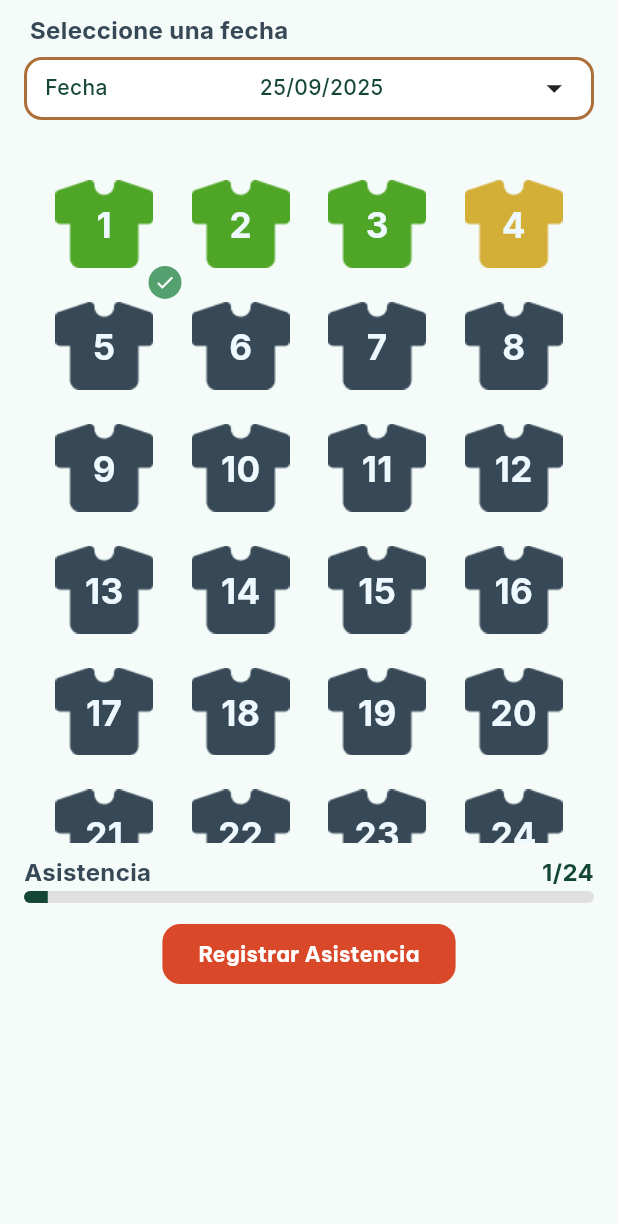
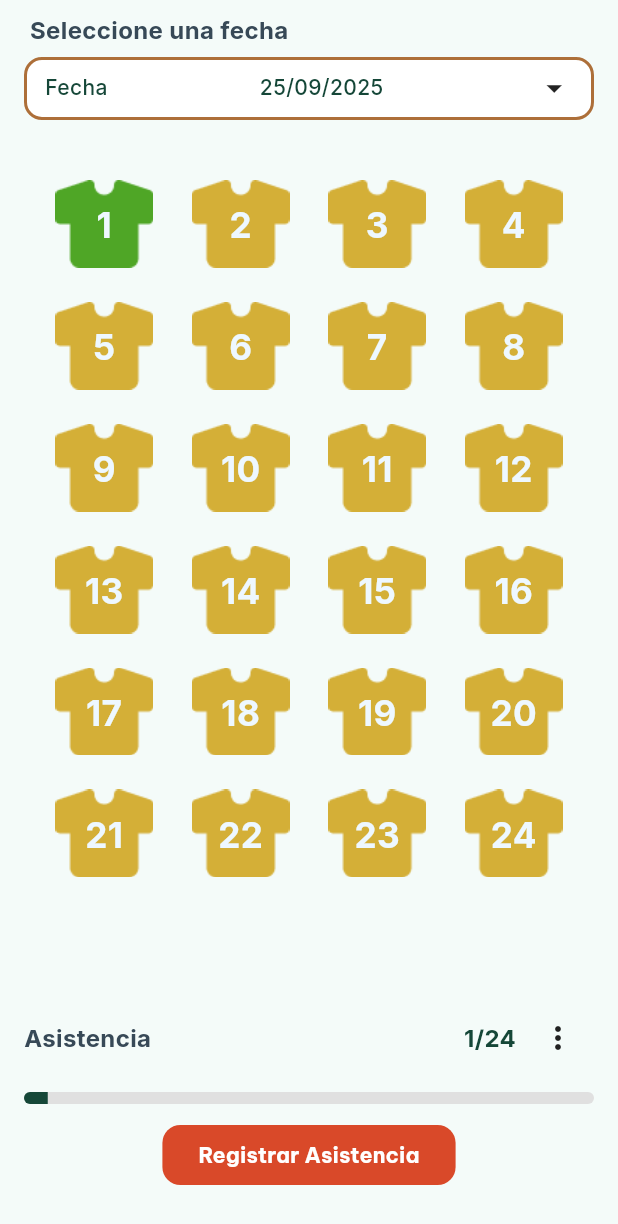
Before and after one commit to Elkinssm/flutter_init, a Flutter app: the _DailyAttendanceView widget shown alone on an empty page, opened directly, after a tap on an icon or button, on a phone screen of 412 x 824 dp. Shown: the top 1224 px of the screen. Run offline on Flutter 3.47's test engine with Material 3 defaults, Android fonts, the phone set to English and light mode, and no system bars; our stand-ins replace flutter_riverpod, go_router, google_fonts, image_picker, syncfusion_flutter_charts, table_calendar.

Commit message:
Implement attendance tracking with TshirtStatus in DailyAttendanceScreen and CustomTshirtIcon; refactor to improve state management and UI responsiveness.

```diff
--- a/lib/presentation/screens/daily_attendance_screen.dart
+++ b/lib/presentation/screens/daily_attendance_screen.dart
@@ -1,6 +1,9 @@
 import 'package:coach_app/presentation/widgets/widgets.dart';
 import 'package:flutter/material.dart';
 import 'package:go_router/go_router.dart';
+// TshirtStatus is re-exported by widgets.dart
+
+enum _BatchAction { allPresent, allAbsent }
 
 class DailyAttendanceScreen extends StatelessWidget {
   static const String name = '/daily_attendance_screen';
@@ -37,7 +40,38 @@ class _DailyAttendanceViewState extends State<_DailyAttendanceView> {
   );
   int? _highlightedIndex;
   DateTime _selectedDate = DateTime.now();
-  final Set<int> _present = <int>{};
+  final Map<int, TshirtStatus> _status = <int, TshirtStatus>{};
+  bool _assetsPrecached = false;
+
+  @override
+  void initState() {
+    super.initState();
+    // Estado inicial: todos ausentes (amarillo)
+    for (var i = 0; i < totalPlayers; i++) {
+      _status[i] = TshirtStatus.absent;
+    }
+  }
+
+  @override
+  void didChangeDependencies() {
+    super.didChangeDependencies();
+    // Precarga de assets para evitar parpadeos/jank al mostrar íconos
+    if (!_assetsPrecached) {
+      _precacheTshirtIcons(context);
+      _assetsPrecached = true;
+    }
+  }
+
+  Future<void> _precacheTshirtIcons(BuildContext context) async {
+    const assets = [
+      'assets/images/tshirt-icon-green.png',
+      'assets/images/tshirt-icon-yellow.png',
+      'assets/images/tshirt-icon-blue.png',
+    ];
+    for (final path in assets) {
+      await precacheImage(AssetImage(path), context);
+    }
+  }
 
   Future<void> _pickDate() async {
     const brand = Color.fromRGBO(217, 73, 41, 1);
@@ -82,7 +116,14 @@ class _DailyAttendanceViewState extends State<_DailyAttendanceView> {
     return SafeArea(
       child: LayoutBuilder(
         builder: (context, constraints) {
-          final presentCount = _present.length;
+          final presentCount =
+              _status.values.where((s) => s == TshirtStatus.present).length;
+          final allPresent = _status.values.every(
+            (s) => s == TshirtStatus.present,
+          );
+          final allAbsent = _status.values.every(
+            (s) => s == TshirtStatus.absent,
+          );
           const crossAxisCount = 4;
           const gridPadding = 20.0;
           final totalSpacing = gridPadding * 2 + 0 * (crossAxisCount - 1);
@@ -90,7 +131,8 @@ class _DailyAttendanceViewState extends State<_DailyAttendanceView> {
               (constraints.maxWidth - totalSpacing) / crossAxisCount;
           final itemHeight = itemWidth;
 
-          return Padding(
+          return RepaintBoundary(
+            child: Padding(
               padding: const EdgeInsets.fromLTRB(16, 8, 16, 00),
               child: Column(
                 crossAxisAlignment: CrossAxisAlignment.start,
@@ -141,19 +183,17 @@ class _DailyAttendanceViewState extends State<_DailyAttendanceView> {
                   ),
                 ),
                 const SizedBox(height: 12),
-                SingleChildScrollView(
-                  physics: const NeverScrollableScrollPhysics(),
-                  child: SizedBox(
-                    height: 470,
+                Expanded(
+                  child: RepaintBoundary(
                     child: GridView.builder(
                     padding: const EdgeInsets.only(
                       top: 20,
                       right: 8,
                       left: 8,
+                      bottom: 8,
                     ),
-                      shrinkWrap: true,
                     itemCount: totalPlayers,
-                      physics: const NeverScrollableScrollPhysics(),
+                    physics: const BouncingScrollPhysics(),
                     gridDelegate:
                         const SliverGridDelegateWithFixedCrossAxisCount(
                           crossAxisCount: crossAxisCount,
@@ -167,18 +207,19 @@ class _DailyAttendanceViewState extends State<_DailyAttendanceView> {
                         index: index,
                         name: playerNames[index],
                         isHighlighted: _highlightedIndex == index,
-                          isPresent: _present.contains(index),
+                        status: _status[index] ?? TshirtStatus.none,
                         onHoldStart:
                             () => setState(() => _highlightedIndex = index),
                         onHoldEnd:
                             () => setState(() => _highlightedIndex = null),
                         onTap: () {
                           setState(() {
-                              if (_present.contains(index)) {
-                                _present.remove(index);
-                              } else {
-                                _present.add(index);
-                              }
+                            final current =
+                                _status[index] ?? TshirtStatus.absent;
+                            _status[index] =
+                                current == TshirtStatus.present
+                                    ? TshirtStatus.absent
+                                    : TshirtStatus.present;
                           });
                         },
                         number: number,
@@ -191,7 +232,6 @@ class _DailyAttendanceViewState extends State<_DailyAttendanceView> {
                 ),
                 const SizedBox(height: 12),
                 Row(
-                  mainAxisAlignment: MainAxisAlignment.spaceBetween,
                   children: [
                     const CustomText(
                       text: 'Asistencia',
@@ -199,14 +239,59 @@ class _DailyAttendanceViewState extends State<_DailyAttendanceView> {
                       fontWeight: FontWeight.w700,
                       color: Color.fromRGBO(55, 73, 87, 1),
                     ),
+                    const Spacer(),
                     CustomText(
                       text: '$presentCount/$totalPlayers',
                       size: 16,
                       fontWeight: FontWeight.w700,
                       color: const Color.fromRGBO(21, 71, 56, 1),
                     ),
+                    const SizedBox(width: 4),
+                    PopupMenuButton<_BatchAction>(
+                      tooltip: 'Acciones',
+                      icon: const Icon(Icons.more_vert),
+                      onSelected: (value) {
+                        setState(() {
+                          switch (value) {
+                            case _BatchAction.allPresent:
+                              for (var i = 0; i < totalPlayers; i++) {
+                                _status[i] = TshirtStatus.present;
+                              }
+                              break;
+                            case _BatchAction.allAbsent:
+                              for (var i = 0; i < totalPlayers; i++) {
+                                _status[i] = TshirtStatus.absent;
+                              }
+                              break;
+                          }
+                        });
+                      },
+                      itemBuilder:
+                          (context) => [
+                            PopupMenuItem<_BatchAction>(
+                              value: _BatchAction.allPresent,
+                              enabled: !allPresent,
+                              child: const ListTile(
+                                leading: Icon(Icons.done_all),
+                                title: Text('Todos presentes'),
+                                dense: true,
+                              ),
+                            ),
+                            PopupMenuItem<_BatchAction>(
+                              value: _BatchAction.allAbsent,
+                              enabled: !allAbsent,
+                              child: const ListTile(
+                                leading: Icon(Icons.clear),
+                                title: Text('Todos ausentes'),
+                                dense: true,
+                              ),
+                            ),
                           ],
                     ),
+                  ],
+                ),
+                const SizedBox(height: 6),
+                // Acciones ahora están integradas en el menú de la fila superior
                 const SizedBox(height: 6),
                 ClipRRect(
                   borderRadius: BorderRadius.circular(8),
@@ -214,7 +299,9 @@ class _DailyAttendanceViewState extends State<_DailyAttendanceView> {
                     value: presentCount / totalPlayers,
                     minHeight: 8,
                     backgroundColor: Colors.grey.shade300,
-                    color: const Color.fromRGBO(21, 71, 56, 1),
+                    valueColor: const AlwaysStoppedAnimation<Color>(
+                      Color.fromRGBO(21, 71, 56, 1),
+                    ),
                   ),
                 ),
                 SizedBox(height: 10),
@@ -225,7 +312,10 @@ class _DailyAttendanceViewState extends State<_DailyAttendanceView> {
                     action: () => context.push('/new_player_screen'),
                   ),
                 ),
+                // Leave room so the FAB/bottom bar doesn't overlap the CTA
+                const SizedBox(height: 30),
               ],
+            ),
             ),
           );
         },
@@ -242,7 +332,7 @@ class _SelectedIcons extends StatelessWidget {
     required this.onHoldStart,
     required this.onHoldEnd,
     required this.onTap,
-    required this.isPresent,
+    required this.status,
     required this.number,
     required this.itemWidth,
     required this.itemHeight,
@@ -254,7 +344,7 @@ class _SelectedIcons extends StatelessWidget {
   final VoidCallback onHoldStart;
   final VoidCallback onHoldEnd;
   final VoidCallback onTap;
-  final bool isPresent;
+  final TshirtStatus status;
   final int number;
   final double itemWidth;
   final double itemHeight;
@@ -274,24 +364,7 @@ class _SelectedIcons extends StatelessWidget {
             number: number,
             width: itemWidth * 0.7,
             height: itemHeight * 0.7,
-            isPresent: isPresent,
-          ),
-        ),
-        Positioned(
-          right: -6,
-          bottom: -6,
-          child: AnimatedOpacity(
-            duration: const Duration(milliseconds: 150),
-            opacity: isPresent ? 1 : 0,
-            child: Container(
-              width: 22,
-              height: 22,
-              decoration: const BoxDecoration(
-                color: Color(0xFF55A06F),
-                shape: BoxShape.circle,
-              ),
-              child: const Icon(Icons.check, size: 14, color: Colors.white),
-            ),
+            status: status,
           ),
         ),
         Positioned(
--- a/lib/presentation/widgets/icons/custom_tshirt_icon.dart
+++ b/lib/presentation/widgets/icons/custom_tshirt_icon.dart
@@ -1,38 +1,49 @@
 import 'package:coach_app/presentation/widgets/texts/custom_text.dart';
 import 'package:flutter/material.dart';
+
+enum TshirtStatus { none, present, absent }
 
 class CustomTshirtIcon extends StatelessWidget {
   final int number;
   final double width;
   final double height;
-  final bool isPresent; // when true, force green shirt (asistencia)
+  final TshirtStatus status;
   const CustomTshirtIcon({
     super.key,
     required this.number,
     required this.width,
     required this.height,
-    this.isPresent = false,
+    this.status = TshirtStatus.none,
   });
 
   @override
   Widget build(BuildContext context) {
-    const greenNumbers = {2, 3};
-    const yellowNumbers = {1, 4};
+    // Determine image by status (present=green, absent=yellow, none=blue)
+    final String imagePath = switch (status) {
+      TshirtStatus.present => 'assets/images/tshirt-icon-green.png',
+      TshirtStatus.absent => 'assets/images/tshirt-icon-yellow.png',
+      TshirtStatus.none => 'assets/images/tshirt-icon-blue.png',
+    };
 
-    final String imagePath = isPresent
-        ? 'assets/images/tshirt-icon-green.png'
-        : greenNumbers.contains(number)
-            ? 'assets/images/tshirt-icon-green.png'
-            : yellowNumbers.contains(number)
-                ? 'assets/images/tshirt-icon-yellow.png'
-                : 'assets/images/tshirt-icon-blue.png';
+    // Hint engine to decode near display size to reduce jank/flicker
+    final double dpr = MediaQuery.of(context).devicePixelRatio;
+    final int cacheW = (width * dpr).round();
+    final int cacheH = (height * dpr).round();
 
-    return SizedBox(
+    return RepaintBoundary(
+      child: SizedBox(
         height: height,
         width: width,
         child: Stack(
           children: [
-          Image.asset(imagePath, fit: BoxFit.cover),
+            Image.asset(
+              imagePath,
+              fit: BoxFit.cover,
+              gaplessPlayback: true,
+              filterQuality: FilterQuality.low,
+              cacheWidth: cacheW > 0 ? cacheW : null,
+              cacheHeight: cacheH > 0 ? cacheH : null,
+            ),
             Center(
               child: Padding(
                 padding: EdgeInsets.only(bottom: height * 0.07),
@@ -40,12 +51,13 @@ class CustomTshirtIcon extends StatelessWidget {
                   text: '$number',
                   fontWeight: FontWeight.w700,
                   size: width * 0.36,
-                color: Color.fromRGBO(238, 248, 255, 1),
+                  color: const Color.fromRGBO(238, 248, 255, 1),
                 ),
               ),
             ),
           ],
         ),
+      ),
     );
   }
 }
```
Lines whose indentation alone changed are shown as unchanged.
